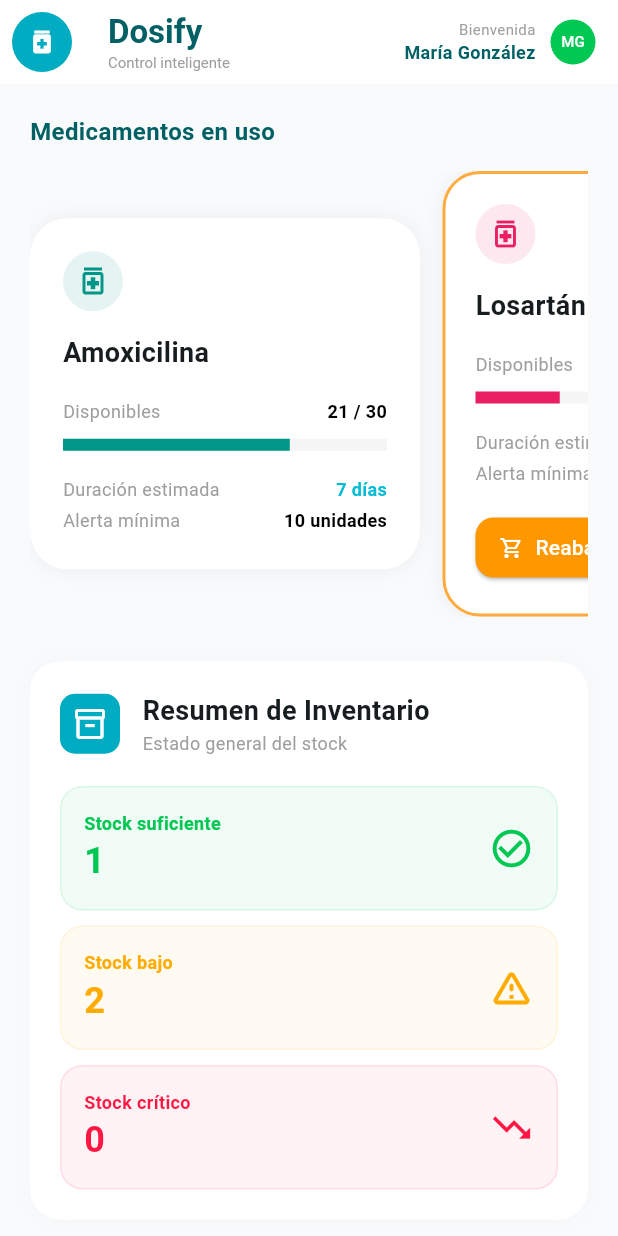
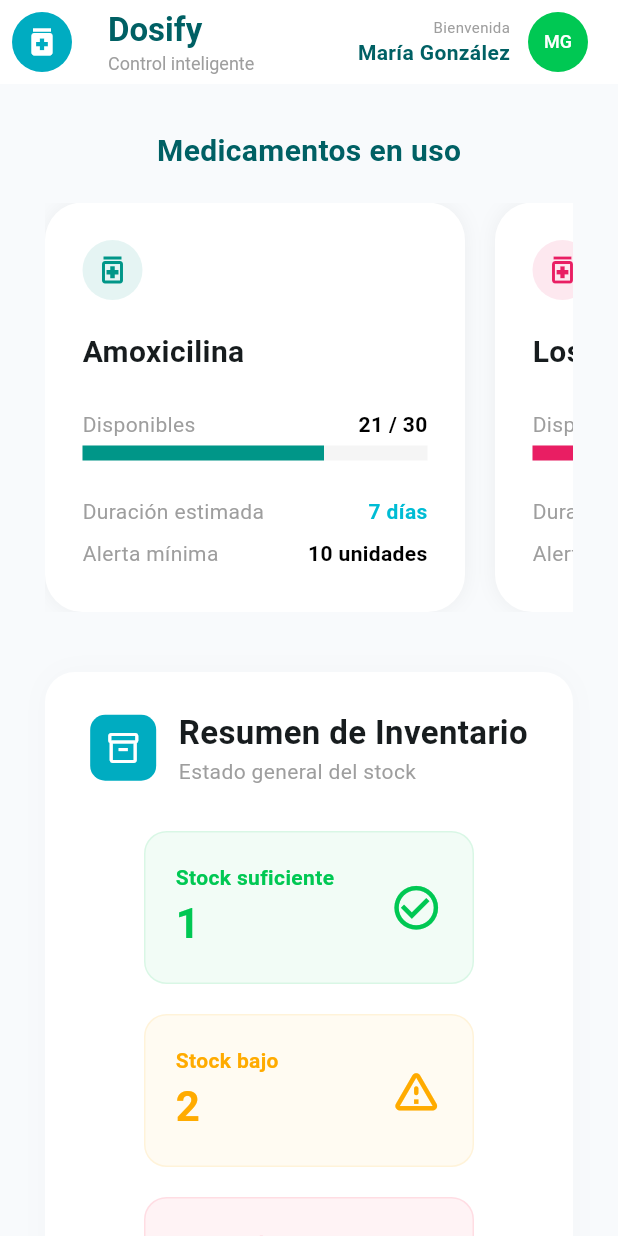
Before and after one commit to Sfatdry/dosify, a Flutter app: the InventoryScreen screen opened directly, on a phone screen of 412 x 824 dp. Run offline on Flutter 3.47's test engine with Material 3 defaults, Android fonts, the light colour scheme and no system bars; our stand-ins replace google_fonts, supabase_flutter; accounts and stored records are empty.

```diff
--- a/lib/screens/inventory_screen.dart
+++ b/lib/screens/inventory_screen.dart
@@ -10,102 +10,74 @@ class InventoryScreen extends StatelessWidget {
     return Scaffold(
       backgroundColor: const Color(0xFFF8FAFC),
       appBar: _buildAppBar(primaryCyan),
-      body: SingleChildScrollView(
-        padding: const EdgeInsets.all(20),
+      body: Center( // <--- Esto centra todo horizontalmente
+        child: Container(
+          constraints: const BoxConstraints(maxWidth: 900), // <--- Limita el ancho para que no se vea gigante
+          child: SingleChildScrollView(
+            padding: const EdgeInsets.all(30),
             child: Column(
-          crossAxisAlignment: CrossAxisAlignment.start,
+              crossAxisAlignment: CrossAxisAlignment.center, // <--- Centra los elementos de la columna
               children: [
                 // 1. FILA DE MEDICAMENTOS (Scroll Horizontal)
-            const Text("Medicamentos en uso", style: TextStyle(fontSize: 16, fontWeight: FontWeight.bold, color: Color(0xFF006064))),
-            const SizedBox(height: 15),
+                const Text(
+                  "Medicamentos en uso",
+                  style: TextStyle(fontSize: 20, fontWeight: FontWeight.bold, color: Color(0xFF006064))
+                ),
+                const SizedBox(height: 20),
                 SingleChildScrollView(
                   scrollDirection: Axis.horizontal,
                   child: Row(
+                    mainAxisAlignment: MainAxisAlignment.center,
                     children: [
                       _buildMedCard("Amoxicilina", "21 / 30", 0.7, "7 días", "10 unidades", Colors.teal, false),
-                  const SizedBox(width: 15),
+                      const SizedBox(width: 20),
                       _buildMedCard("Losartán", "8 / 30", 0.26, "8 días", "10 unidades", Colors.pink, true),
-                  const SizedBox(width: 15),
+                      const SizedBox(width: 20),
                       _buildMedCard("Metformina", "28 / 60", 0.46, "14 días", "15 unidades", Colors.orange, false),
                     ],
                   ),
                 ),
-            const SizedBox(height: 30),
+                const SizedBox(height: 40),
 
-            // 2. RESUMEN DE INVENTARIO (Contadores por color)
+                // 2. RESUMEN DE INVENTARIO (Centrado)
                 _buildResumenSeccion(primaryCyan),
-            const SizedBox(height: 30),
+                const SizedBox(height: 40),
 
-            // 3. REABASTECIMIENTO (Sección inferior)
+                // 3. REABASTECIMIENTO (Centrado)
                 _buildReabastecimientoSeccion(),
               ],
+            ),
+          ),
         ),
       ),
     );
   }
 
-  // --- BLOQUE 1: TARJETAS DE MEDICAMENTOS ---
-  Widget _buildMedCard(String name, String stock, double progress, String duration, String alertMin, Color color, bool hasAlert) {
+  // --- BLOQUE 2: RESUMEN (CENTRADITO) ---
+  Widget _buildResumenSeccion(Color primary) {
     return Container(
-      width: 260,
-      padding: const EdgeInsets.all(20),
+      width: double.infinity,
+      padding: const EdgeInsets.all(25),
       decoration: BoxDecoration(
         color: Colors.white,
-        borderRadius: BorderRadius.circular(25),
-        border: Border.all(color: hasAlert ? Colors.orangeAccent : Colors.transparent, width: 2),
-        boxShadow: [BoxShadow(color: Colors.black.withOpacity(0.05), blurRadius: 10)],
+        borderRadius: BorderRadius.circular(20),
+        boxShadow: [BoxShadow(color: Colors.black.withOpacity(0.02), blurRadius: 15)]
       ),
-      child: Column(
-        crossAxisAlignment: CrossAxisAlignment.start,
-        children: [
-          Row(
-            mainAxisAlignment: MainAxisAlignment.spaceBetween,
-            children: [
-              CircleAvatar(backgroundColor: color.withOpacity(0.1), child: Icon(Icons.medication_outlined, color: color)),
-              if (hasAlert) Container(
-                padding: const EdgeInsets.symmetric(horizontal: 8, vertical: 4),
-                decoration: BoxDecoration(color: Colors.orange.withOpacity(0.1), borderRadius: BorderRadius.circular(8)),
-                child: const Text("⚠️ Stock bajo", style: TextStyle(color: Colors.orange, fontSize: 10, fontWeight: FontWeight.bold)),
-              ),
-            ],
-          ),
-          const SizedBox(height: 15),
-          Text(name, style: const TextStyle(fontSize: 18, fontWeight: FontWeight.bold)),
-          const SizedBox(height: 15),
-          _rowInfo("Disponibles", stock, Colors.black),
-          const SizedBox(height: 8),
-          LinearProgressIndicator(value: progress, backgroundColor: Colors.grey.shade100, valueColor: AlwaysStoppedAnimation<Color>(color), minHeight: 8),
-          const SizedBox(height: 15),
-          _rowInfo("Duración estimada", duration, Colors.cyan),
-          _rowInfo("Alerta mínima", alertMin, Colors.black),
-          if (hasAlert) ...[
-            const SizedBox(height: 15),
-            ElevatedButton.icon(
-              onPressed: () {},
-              icon: const Icon(Icons.shopping_cart_outlined, size: 16),
-              label: const Text("Reabastecer"),
-              style: ElevatedButton.styleFrom(backgroundColor: Colors.orange, foregroundColor: Colors.white, shape: RoundedRectangleBorder(borderRadius: BorderRadius.circular(12))),
-            )
-          ]
-        ],
-      ),
-    );
-  }
-
-  // --- BLOQUE 2: RESUMEN (SUFICIENTE, BAJO, CRITICO) ---
-  Widget _buildResumenSeccion(Color primary) {
-    return Container(
-      padding: const EdgeInsets.all(20),
-      decoration: BoxDecoration(color: Colors.white, borderRadius: BorderRadius.circular(20), boxShadow: [BoxShadow(color: Colors.black.withOpacity(0.02), blurRadius: 10)]),
       child: Column(
         children: [
           _sectionHeader(primary, Icons.inventory_2_outlined, "Resumen de Inventario", "Estado general del stock"),
-          const SizedBox(height: 20),
+          const SizedBox(height: 30),
+          // Usamos Wrap para que los contadores se acomoden bonito
+          Wrap(
+            spacing: 20,
+            runSpacing: 20,
+            alignment: WrapAlignment.center,
+            children: [
               _statusTile("Stock suficiente", "1", const Color(0xFF00C853), Icons.check_circle_outline),
-          const SizedBox(height: 10),
               _statusTile("Stock bajo", "2", const Color(0xFFFFAB00), Icons.warning_amber_rounded),
-          const SizedBox(height: 10),
               _statusTile("Stock crítico", "0", const Color(0xFFFF1744), Icons.trending_down),
+            ],
+          ),
         ],
       ),
     );
@@ -114,27 +86,43 @@ class InventoryScreen extends StatelessWidget {
   // --- BLOQUE 3: REABASTECIMIENTO ---
   Widget _buildReabastecimientoSeccion() {
     return Container(
-      padding: const EdgeInsets.all(20),
-      decoration: BoxDecoration(color: const Color(0xFFFFFBEA), borderRadius: BorderRadius.circular(20), border: Border.all(color: Colors.orange.shade100)),
+      width: double.infinity,
+      padding: const EdgeInsets.all(30),
+      decoration: BoxDecoration(
+        color: const Color(0xFFFFFBEA),
+        borderRadius: BorderRadius.circular(20),
+        border: Border.all(color: Colors.orange.shade100)
+      ),
       child: Column(
         children: [
           _sectionHeader(Colors.orange, Icons.shopping_cart_outlined, "Reabastecimiento", "Medicamentos por comprar"),
-          const SizedBox(height: 20),
+          const SizedBox(height: 30),
           Container(
-            padding: const EdgeInsets.all(15),
+            constraints: const BoxConstraints(maxWidth: 500), // Para que la tarjeta de Losartán no sea infinita
+            padding: const EdgeInsets.all(20),
             decoration: BoxDecoration(color: Colors.white, borderRadius: BorderRadius.circular(15)),
             child: Row(
               mainAxisAlignment: MainAxisAlignment.spaceBetween,
               children: [
-                Column(crossAxisAlignment: CrossAxisAlignment.start, children: const [Text("Losartán", style: TextStyle(fontWeight: FontWeight.bold)), Text("Quedan 8 días", style: TextStyle(fontSize: 12, color: Colors.grey))]),
-                const Text("Urgente", style: TextStyle(color: Colors.orange, fontWeight: FontWeight.bold, fontSize: 12)),
+                Column(
+                  crossAxisAlignment: CrossAxisAlignment.start,
+                  children: const [
+                    Text("Losartán", style: TextStyle(fontWeight: FontWeight.bold, fontSize: 18)),
+                    Text("Quedan 8 días", style: TextStyle(fontSize: 14, color: Colors.grey))
+                  ]
+                ),
+                const Text("Urgente", style: TextStyle(color: Colors.orange, fontWeight: FontWeight.bold)),
               ],
             ),
           ),
-          const SizedBox(height: 20),
+          const SizedBox(height: 30),
           ElevatedButton(
             onPressed: () {},
-            style: ElevatedButton.styleFrom(backgroundColor: Colors.orange, minimumSize: const Size(double.infinity, 50), shape: RoundedRectangleBorder(borderRadius: BorderRadius.circular(15))),
+            style: ElevatedButton.styleFrom(
+              backgroundColor: Colors.orange,
+              minimumSize: const Size(300, 55),
+              shape: RoundedRectangleBorder(borderRadius: BorderRadius.circular(15))
+            ),
             child: const Text("Ver farmacias cercanas", style: TextStyle(color: Colors.white, fontWeight: FontWeight.bold)),
           )
         ],
@@ -142,35 +130,32 @@ class InventoryScreen extends StatelessWidget {
     );
   }
 
-  // --- COMPONENTES REUTILIZABLES ---
+  // Los demás widgets auxiliares (_buildMedCard, _statusTile, etc.) se mantienen igual que arriba
+  // solo asegúrate de cerrar bien los paréntesis.
+
   Widget _sectionHeader(Color color, IconData icon, String title, String sub) {
     return Row(
+      mainAxisAlignment: MainAxisAlignment.center, // Centra el encabezado
       children: [
-        Container(padding: const EdgeInsets.all(8), decoration: BoxDecoration(color: color, borderRadius: BorderRadius.circular(10)), child: Icon(icon, color: Colors.white)),
+        Container(padding: const EdgeInsets.all(10), decoration: BoxDecoration(color: color, borderRadius: BorderRadius.circular(10)), child: Icon(icon, color: Colors.white)),
         const SizedBox(width: 15),
-        Column(crossAxisAlignment: CrossAxisAlignment.start, children: [Text(title, style: const TextStyle(fontSize: 18, fontWeight: FontWeight.bold)), Text(sub, style: const TextStyle(color: Colors.grey, fontSize: 12))]),
+        Column(crossAxisAlignment: CrossAxisAlignment.start, children: [Text(title, style: const TextStyle(fontSize: 22, fontWeight: FontWeight.bold)), Text(sub, style: const TextStyle(color: Colors.grey))]),
       ],
     );
   }
 
   Widget _statusTile(String label, String count, Color color, IconData icon) {
     return Container(
-      padding: const EdgeInsets.all(15),
+      width: 220, // Ancho fijo para que se vean uniformes
+      padding: const EdgeInsets.all(20),
       decoration: BoxDecoration(color: color.withOpacity(0.05), borderRadius: BorderRadius.circular(15), border: Border.all(color: color.withOpacity(0.1))),
       child: Row(
         mainAxisAlignment: MainAxisAlignment.spaceBetween,
         children: [
-          Column(crossAxisAlignment: CrossAxisAlignment.start, children: [Text(label, style: TextStyle(color: color, fontWeight: FontWeight.bold, fontSize: 12)), Text(count, style: TextStyle(fontSize: 24, fontWeight: FontWeight.bold, color: color))]),
-          Icon(icon, color: color, size: 30),
+          Column(crossAxisAlignment: CrossAxisAlignment.start, children: [Text(label, style: TextStyle(color: color, fontWeight: FontWeight.bold)), Text(count, style: TextStyle(fontSize: 28, fontWeight: FontWeight.bold, color: color))]),
+          Icon(icon, color: color, size: 35),
         ],
       ),
-    );
-  }
-
-  Widget _rowInfo(String label, String value, Color vColor) {
-    return Padding(
-      padding: const EdgeInsets.symmetric(vertical: 2),
-      child: Row(mainAxisAlignment: MainAxisAlignment.spaceBetween, children: [Text(label, style: const TextStyle(color: Colors.grey, fontSize: 12)), Text(value, style: TextStyle(color: vColor, fontWeight: FontWeight.bold, fontSize: 12))]),
     );
   }
 
@@ -178,18 +163,51 @@ class InventoryScreen extends StatelessWidget {
     return AppBar(
       backgroundColor: Colors.white,
       elevation: 0,
-      leading: Padding(padding: const EdgeInsets.all(8.0), child: CircleAvatar(backgroundColor: cyan, child: const Icon(Icons.medication, color: Colors.white, size: 20))),
-      title: Column(crossAxisAlignment: CrossAxisAlignment.start, children: const [Text("Dosify", style: TextStyle(color: Color(0xFF006064), fontWeight: FontWeight.bold)), Text("Control inteligente", style: TextStyle(fontSize: 10, color: Colors.grey))]),
+      leading: Padding(padding: const EdgeInsets.all(8.0), child: CircleAvatar(backgroundColor: cyan, child: const Icon(Icons.medication, color: Colors.white))),
+      title: Column(crossAxisAlignment: CrossAxisAlignment.start, children: const [Text("Dosify", style: TextStyle(color: Color(0xFF006064), fontWeight: FontWeight.bold)), Text("Control inteligente", style: TextStyle(fontSize: 12, color: Colors.grey))]),
       actions: [
         Padding(
-          padding: const EdgeInsets.only(right: 15),
+          padding: const EdgeInsets.only(right: 20),
           child: Row(children: [
-            Column(mainAxisAlignment: MainAxisAlignment.center, crossAxisAlignment: CrossAxisAlignment.end, children: const [Text("Bienvenida", style: TextStyle(fontSize: 10, color: Colors.grey)), Text("María González", style: TextStyle(fontSize: 12, fontWeight: FontWeight.bold, color: Color(0xFF006064)))]),
-            const SizedBox(width: 10),
-            const CircleAvatar(radius: 15, backgroundColor: Color(0xFF00C853), child: Text("MG", style: TextStyle(color: Colors.white, fontSize: 10))),
+            Column(mainAxisAlignment: MainAxisAlignment.center, crossAxisAlignment: CrossAxisAlignment.end, children: const [Text("Bienvenida", style: TextStyle(fontSize: 10, color: Colors.grey)), Text("María González", style: TextStyle(fontSize: 14, fontWeight: FontWeight.bold, color: Color(0xFF006064)))]),
+            const SizedBox(width: 12),
+            const CircleAvatar(backgroundColor: Color(0xFF00C853), child: Text("MG", style: TextStyle(color: Colors.white, fontSize: 12))),
           ]),
         )
       ],
     );
   }
+
+  Widget _rowInfo(String label, String value, Color vColor) {
+    return Padding(
+      padding: const EdgeInsets.symmetric(vertical: 4),
+      child: Row(mainAxisAlignment: MainAxisAlignment.spaceBetween, children: [Text(label, style: const TextStyle(color: Colors.grey)), Text(value, style: TextStyle(color: vColor, fontWeight: FontWeight.bold))]),
+    );
   }
+
+  Widget _buildMedCard(String name, String stock, double progress, String duration, String alertMin, Color color, bool hasAlert) {
+    return Container(
+      width: 280,
+      padding: const EdgeInsets.all(25),
+      decoration: BoxDecoration(
+        color: Colors.white,
+        borderRadius: BorderRadius.circular(25),
+        boxShadow: [BoxShadow(color: Colors.black.withOpacity(0.05), blurRadius: 10)],
+      ),
+      child: Column(
+        crossAxisAlignment: CrossAxisAlignment.start,
+        children: [
+          CircleAvatar(backgroundColor: color.withOpacity(0.1), child: Icon(Icons.medication_outlined, color: color)),
+          const SizedBox(height: 20),
+          Text(name, style: const TextStyle(fontSize: 20, fontWeight: FontWeight.bold)),
+          const SizedBox(height: 20),
+          _rowInfo("Disponibles", stock, Colors.black),
+          LinearProgressIndicator(value: progress, backgroundColor: Colors.grey.shade100, valueColor: AlwaysStoppedAnimation<Color>(color), minHeight: 10),
+          const SizedBox(height: 20),
+          _rowInfo("Duración estimada", duration, Colors.cyan),
+          _rowInfo("Alerta mínima", alertMin, Colors.black),
+        ],
+      ),
+    );
+  }
+}
```
Lines whose indentation alone changed are shown as unchanged.
